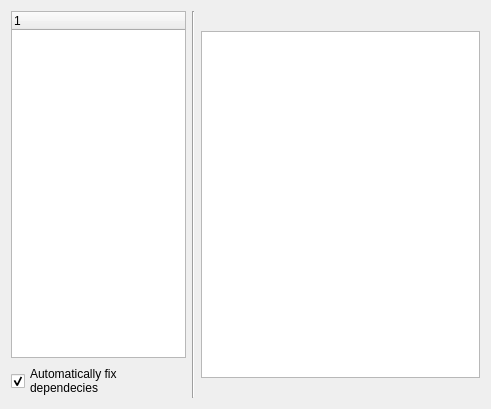
First picture: the form in wizard/ui/module_select.ui, repository imby/STM32VLDiscovery_BeRTOS, before the edit.
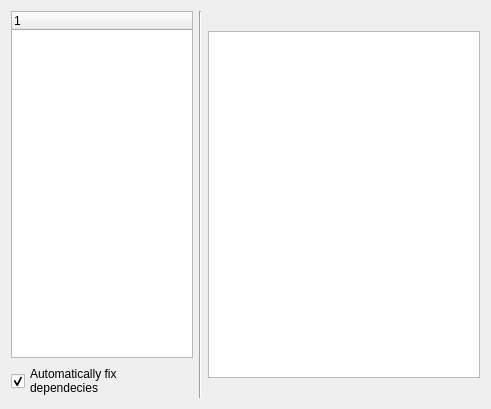
Second picture: the form after the edit.

Diff of the .ui file:
```diff
--- a/wizard/ui/module_select.ui
+++ b/wizard/ui/module_select.ui
@@ -19,28 +19,23 @@
   <property name="windowTitle">
    <string>Form</string>
   </property>
-  <layout class="QHBoxLayout" name="horizontalLayout">
+  <layout class="QHBoxLayout" name="horizontalLayout" stretch="2,0,3">
    <item>
-    <layout class="QVBoxLayout" name="verticalLayout_3">
+    <layout class="QVBoxLayout" name="verticalLayout_3" stretch="0,0">
      <item>
       <widget class="QTreeWidget" name="moduleTree">
        <property name="minimumSize">
         <size>
-         <width>175</width>
+         <width>150</width>
          <height>0</height>
         </size>
        </property>
        <property name="maximumSize">
         <size>
-         <width>175</width>
+         <width>16777215</width>
          <height>16777215</height>
         </size>
        </property>
-       <column>
-        <property name="text">
-         <string>1</string>
-        </property>
-       </column>
       </widget>
      </item>
      <item>
@@ -80,7 +75,7 @@
     </layout>
    </item>
    <item>
-    <layout class="QVBoxLayout" name="verticalLayout_2">
+    <layout class="QVBoxLayout" name="verticalLayout_2" stretch="0,1,0">
      <item>
       <widget class="QLabel" name="moduleLabel">
        <property name="text">
@@ -90,6 +85,12 @@
      </item>
      <item>
       <widget class="QTableWidget" name="propertyTable">
+       <property name="minimumSize">
+        <size>
+         <width>200</width>
+         <height>0</height>
+        </size>
+       </property>
        <property name="editTriggers">
         <set>QAbstractItemView::NoEditTriggers</set>
        </property>
```
